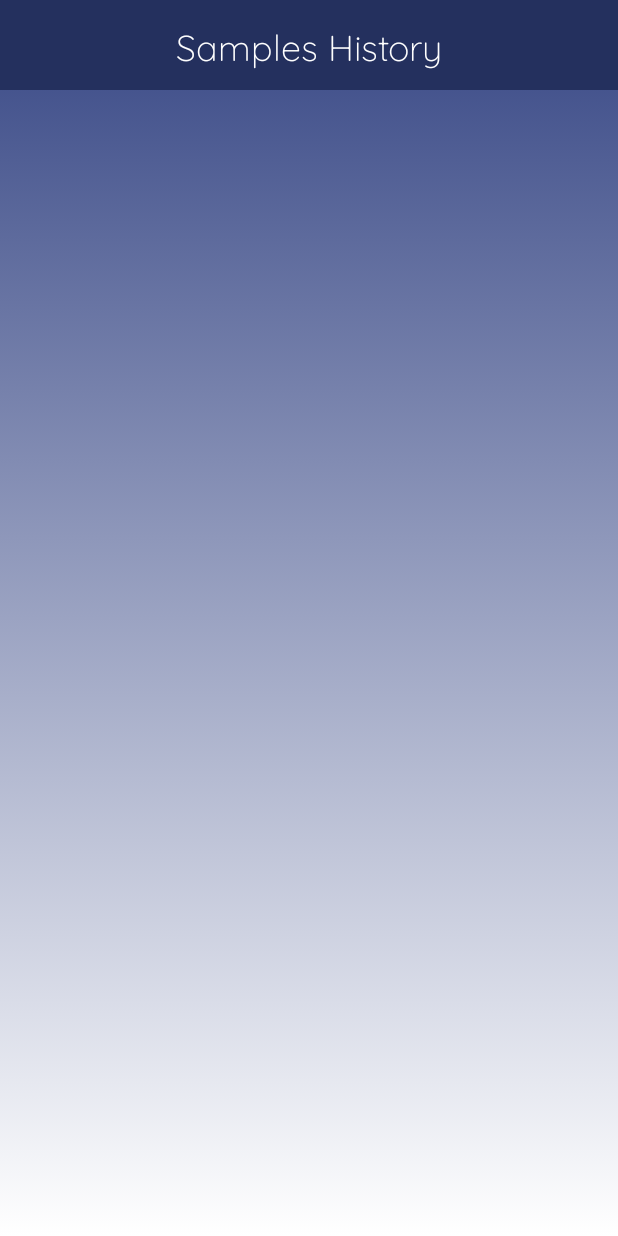
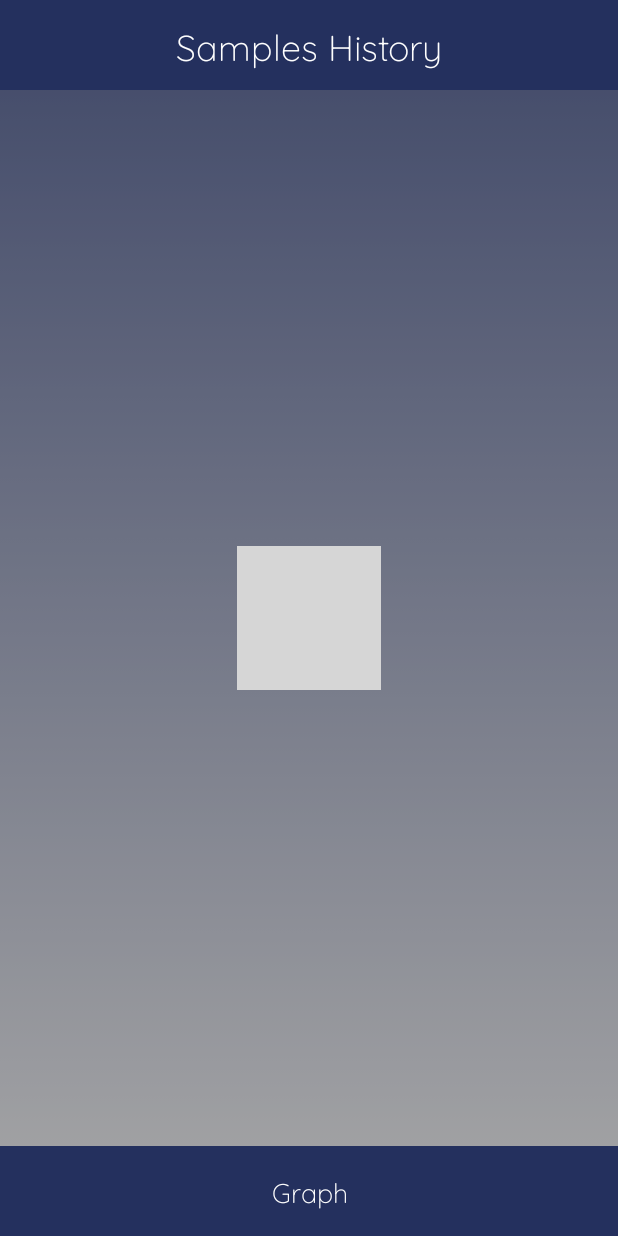
Before and after one commit to yardenganon/Bloomatic, an Android app: the SamplesHistoryActivity screen opened directly, with no data from a screen before it, on a phone screen of 412 x 824 dp. Run offline under Robolectric (Android 15) with nearby library versions, the light colour scheme and no system bars; our stand-ins replace Firebase (no records; nobody signed in at launch, a user with empty details on screens opened directly); 1 statement that could not run was skipped; grey boxes are pictures that could not be loaded.

Commit message:
Graphs added, Background change, Font size fix and a little compositions

```diff
--- a/app/src/main/java/com/example/bloomatic/SamplesHistoryActivity.java
+++ b/app/src/main/java/com/example/bloomatic/SamplesHistoryActivity.java
@@ -1,9 +1,11 @@
 package com.example.bloomatic;
 
+import android.content.Intent;
 import android.os.Bundle;
 import android.view.LayoutInflater;
 import android.view.View;
 import android.view.ViewGroup;
+import android.widget.ImageView;
 
 import androidx.annotation.NonNull;
 import androidx.appcompat.app.AppCompatActivity;
@@ -29,6 +31,8 @@ public class SamplesHistoryActivity extends AppCompatActivity {
     private LinearLayoutManager linearLayoutManager;
     private FirebaseRecyclerAdapter adapter;
 
+    private ImageView graphBtn;
+
 
     @Override
     protected void onStart() {
@@ -50,6 +54,15 @@ public class SamplesHistoryActivity extends AppCompatActivity {
         mRef = FirebaseDatabase.getInstance().getReference();
 
         recyclerView = findViewById(R.id.recycle);
+        graphBtn = findViewById(R.id.graphBtn);
+
+        graphBtn.setOnClickListener(new View.OnClickListener() {
+            @Override
+            public void onClick(View view) {
+                Intent intent = new Intent(SamplesHistoryActivity.this,SamplesGraph.class);
+                startActivity(intent);
+            }
+        });
 
         linearLayoutManager = new LinearLayoutManager(this);
         recyclerView.setLayoutManager(linearLayoutManager);
@@ -61,7 +74,7 @@ public class SamplesHistoryActivity extends AppCompatActivity {
     private void fetch() {
         Query query = FirebaseDatabase.getInstance()
                 .getReference()
-                .child("SensorSamples").limitToLast(50);
+                .child("SensorSamples").limitToLast(20);
 
         FirebaseRecyclerOptions<Sample> options =
                 new FirebaseRecyclerOptions.Builder<Sample>()
--- a/app/src/main/java/com/example/bloomatic/SeedMgmtActivity.java
+++ b/app/src/main/java/com/example/bloomatic/SeedMgmtActivity.java
@@ -53,7 +53,7 @@ public class SeedMgmtActivity extends AppCompatActivity {
                 TextView quickIrrigation_txt = findViewById(R.id.textView_quickIrr);
                 if (isIrrigating.equals("no")){
                     quickIrrigation_txt.setText("Quick irrigation");
-                    quickIrrigation_txt.setTextSize(24);
+                    quickIrrigation_txt.setTextSize(18);
                 }
                 else {
                     quickIrrigation_txt.setText("Irrigation in progress... \npress to stop irrigation");
@@ -86,7 +86,7 @@ public class SeedMgmtActivity extends AppCompatActivity {
                     waterPumpRef.child("request").setValue("no");
                     waterPumpRef.child("pause").setValue("yes");
                     quickIrrigation_txt.setText("Quick irrigation");
-                    quickIrrigation_txt.setTextSize(24);
+                    quickIrrigation_txt.setTextSize(18);
                 }
             }
         });
--- a/app/src/main/res/layout/activity_samples_history.xml
+++ b/app/src/main/res/layout/activity_samples_history.xml
@@ -6,6 +6,37 @@
     android:layout_height="match_parent"
     android:background="@drawable/gradient_bg"
     tools:context=".SamplesHistoryActivity">
+    <ImageView
+        android:id="@+id/bg"
+        android:layout_width="wrap_content"
+        android:layout_height="wrap_content"
+        android:scaleType="centerCrop"
+        app:layout_constraintBottom_toBottomOf="parent"
+        app:layout_constraintEnd_toEndOf="parent"
+        app:layout_constraintStart_toStartOf="parent"
+        app:layout_constraintTop_toTopOf="parent"
+        app:srcCompat="@drawable/background" />
+
+    <ImageView
+        android:layout_width="match_parent"
+        android:layout_height="match_parent"
+        android:src="#7A474747"
+        app:layout_constraintBottom_toBottomOf="parent"
+        app:layout_constraintEnd_toEndOf="parent"
+        app:layout_constraintStart_toStartOf="parent"
+        app:layout_constraintTop_toTopOf="parent" />
+    <ImageView
+        android:id="@+id/graphBtn"
+        android:layout_width="0dp"
+        android:layout_height="60dp"
+        android:clickable="true"
+        app:layout_constraintBottom_toBottomOf="parent"
+        app:layout_constraintEnd_toEndOf="parent"
+        app:layout_constraintHorizontal_bias="0.0"
+        app:layout_constraintStart_toStartOf="parent"
+        app:layout_constraintTop_toTopOf="parent"
+        app:layout_constraintVertical_bias="1.0"
+        app:srcCompat="@color/DarkBlue" />
 
     <ImageView
         android:id="@+id/imageView2"
@@ -29,12 +60,25 @@
         app:layout_constraintStart_toStartOf="@+id/imageView2"
         app:layout_constraintTop_toTopOf="@+id/imageView2" />
 
+    <TextView
+        android:id="@+id/textView15"
+        android:layout_width="wrap_content"
+        android:layout_height="wrap_content"
+        android:fontFamily="@font/quicksand_light"
+        android:text="Graph"
+        android:textColor="@color/White"
+        android:textSize="18sp"
+        app:layout_constraintBottom_toBottomOf="@+id/graphBtn"
+        app:layout_constraintEnd_toEndOf="parent"
+        app:layout_constraintHorizontal_bias="0.502"
+        app:layout_constraintStart_toStartOf="@+id/graphBtn"
+        app:layout_constraintTop_toTopOf="@+id/graphBtn" />
+
     <androidx.recyclerview.widget.RecyclerView
         android:id="@+id/recycle"
         android:layout_width="0dp"
-        android:layout_height="wrap_content"
-        android:layout_marginBottom="16dp"
-        app:layout_constraintBottom_toBottomOf="parent"
+        android:layout_height="0dp"
+        app:layout_constraintBottom_toTopOf="@+id/graphBtn"
         app:layout_constraintEnd_toEndOf="parent"
         app:layout_constraintHorizontal_bias="0.0"
         app:layout_constraintStart_toStartOf="parent"
--- /dev/null
+++ b/app/src/main/res/values-round/strings.xml
@@ -0,0 +1,3 @@
+<resources>
+    <string name="hello_world">Hello Round World!</string>
+</resources>
--- a/app/src/main/res/values/strings.xml
+++ b/app/src/main/res/values/strings.xml
@@ -3,4 +3,10 @@
 
     <!-- TODO: Remove or change this placeholder text -->
     <string name="hello_blank_fragment">Hello blank fragment</string>
+    <string name="title_activity_samples_graph">SamplesGraph</string>
+    <!--
+    This string is used for square devices and overridden by hello_world in
+    values-round/strings.xml for round devices.
+    -->
+    <string name="hello_world">Hello Square World!</string>
 </resources>
```
Also changed, not shown: app/build.gradle (+9 -1 lines), app/src/main/AndroidManifest.xml (+22 -2 lines), app/src/main/java/com/example/bloomatic/AddIrrigation.java (+3 -5 lines), app/src/main/java/com/example/bloomatic/SamplesGraph.java (added, +116 -0 lines), app/src/main/res/layout/activity_add_irrigation.xml (+21 -0 lines), app/src/main/res/layout/activity_irrigations_calendar.xml (+18 -0 lines), app/src/main/res/layout/activity_main.xml (+27 -6 lines), app/src/main/res/layout/activity_samples_graph.xml (added, +92 -0 lines), app/src/main/res/layout/activity_seed_mgmt.xml (+28 -8 lines), app/src/main/res/layout/item_irrigation.xml (+6 -6 lines), app/src/main/res/values/dimens.xml (added, +15 -0 lines), app/src/main/res/drawable/logo3.png.
